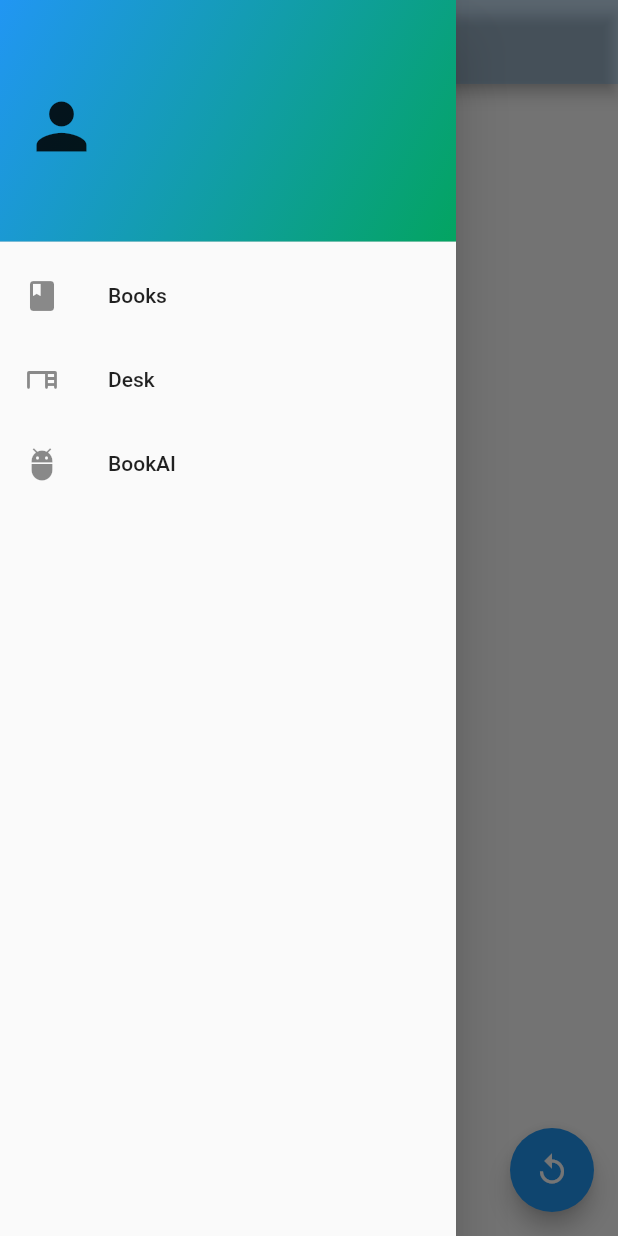
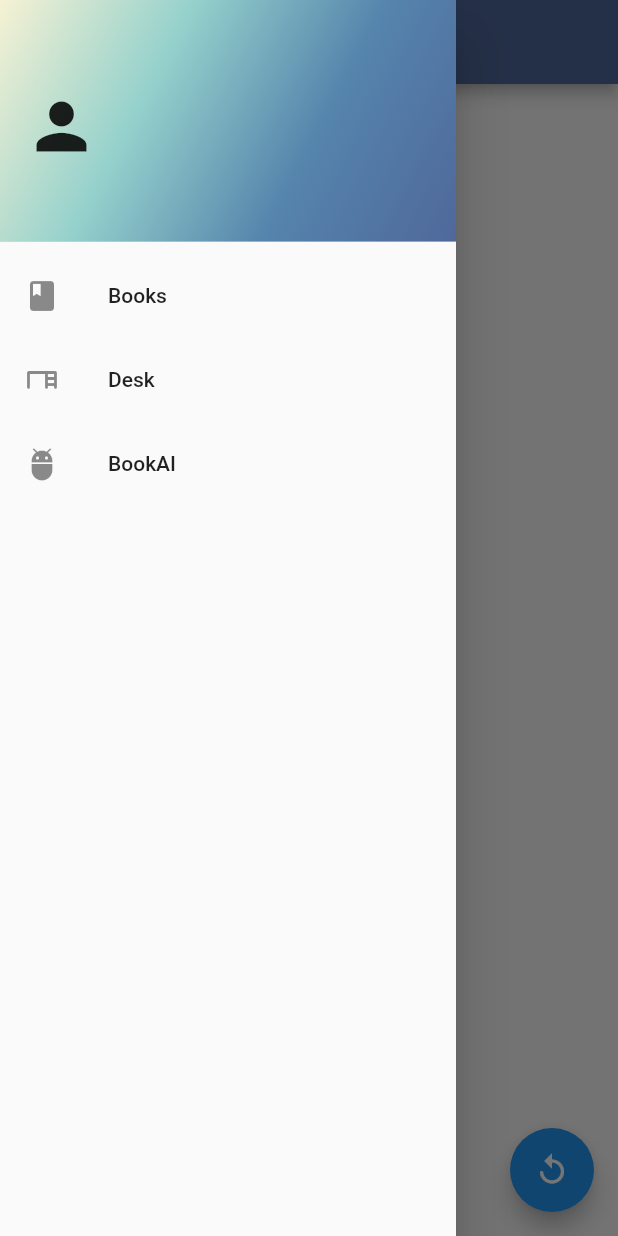
Before and after one commit to IsmailTosunTnyl/lib_management, a Flutter app: the MainsPageContent screen opened directly, with the side drawer open, on a phone screen of 412 x 824 dp. Run offline on Flutter 3.47's test engine with Material 2 defaults, Android fonts, the light colour scheme and no system bars; our stand-ins replace cloud_firestore, email_validator, firebase_auth, firebase_core, flutter_datetime_picker, google_fonts and 1 more; missing offline and left inert: chat_gpt_sdk; accounts and stored records are empty.

Commit message:
color adjust

```diff
--- a/lib/model/book.dart
+++ b/lib/model/book.dart
@@ -197,7 +197,7 @@ void _openBookDetails(BuildContext context, Book book) {
                                 style: ElevatedButton.styleFrom(
                                   elevation: 10,
                                   primary:
-                                      const Color.fromARGB(255, 155, 215, 33),
+                                      const Color.fromARGB(255, 149, 209, 204),
                                   onPrimary: Colors.white,
                                   shape: RoundedRectangleBorder(
                                     borderRadius: BorderRadius.circular(15),
--- a/lib/model/desk.dart
+++ b/lib/model/desk.dart
@@ -202,6 +202,12 @@ void _deskDetails(BuildContext context, Desk desk) async {
               ),
               // build rezervation add button
               ElevatedButton(
+                style: ElevatedButton.styleFrom(
+                    primary: Color.fromARGB(255, 79, 104, 155),
+                    padding: const EdgeInsets.symmetric(
+                        horizontal: 20, vertical: 10),
+                    textStyle: const TextStyle(
+                        fontSize: 20, fontWeight: FontWeight.bold)),
                 onPressed: () =>
                     _makerezervation(context, rezervationsList, desk),
                 child: Text("Make Rezervation"),
--- a/lib/widgets/MainDrawer.dart
+++ b/lib/widgets/MainDrawer.dart
@@ -1,7 +1,7 @@
 import 'package:cloud_firestore/cloud_firestore.dart';
 import 'package:flutter/material.dart';
 import 'package:firebase_auth/firebase_auth.dart';
-
+import 'package:hexcolor/hexcolor.dart';
 
 class MainDrawer extends StatefulWidget {
   final Function(String v) PageChange;
@@ -44,8 +44,10 @@ class _MainDrawerState extends State<MainDrawer> {
                   begin: Alignment.topLeft,
                   end: Alignment.bottomRight,
                   colors: [
-                    Colors.blue,
-                    Color.fromARGB(255, 3, 164, 97),
+                    Color.fromARGB(255, 246, 242, 212),
+                    Color.fromARGB(255, 149, 209, 204),
+                    Color.fromARGB(255, 85, 132, 172),
+                    Color.fromARGB(255, 79, 104, 155),
                   ],
                 ),
               ),
--- a/lib/widgets/MainPage.dart
+++ b/lib/widgets/MainPage.dart
@@ -4,6 +4,7 @@ import 'package:firebase_core/firebase_core.dart';
 // import cloud_firestore plugin
 import 'package:cloud_firestore/cloud_firestore.dart';
 import 'package:firebase_auth/firebase_auth.dart';
+import 'package:hexcolor/hexcolor.dart';
 import 'package:lib_management/widgets/MainDrawer.dart';
 import 'bookPage.dart';
 import 'package:lib_management/model/desk.dart';
@@ -131,7 +132,7 @@ class _MainsPageContentState extends State<MainsPageContent> {
   Widget build(BuildContext context) {
     return Scaffold(
       appBar: AppBar(
-        backgroundColor: Color.fromARGB(54, 33, 149, 243),
+        backgroundColor: Color.fromARGB(255, 79, 104, 155),
         title: Text(widget.title),
       ),
       drawer: MainDrawer(PageChange: PageChange),
```
Also changed, not shown: assets/Images/sky.png (deleted), 3 other files.
